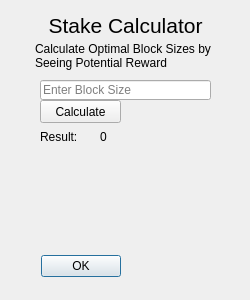
First picture: the form in src/qt/forms/calcdialog.ui, repository duality-solutions/Sequence, before the edit.
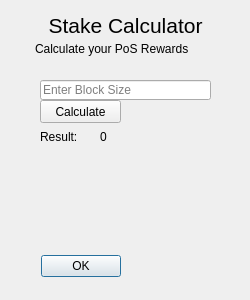
Second picture: the form after the edit.

Commit message: Adds staking profit calculation to calcdialog

```diff
--- a/src/qt/forms/calcdialog.ui
+++ b/src/qt/forms/calcdialog.ui
@@ -82,7 +82,7 @@
     <number>1</number>
    </property>
    <property name="text">
-    <string>Calculate Optimal Block Sizes by Seeing Potential Reward</string>
+    <string>Calculate your PoS Rewards</string>
    </property>
    <property name="alignment">
     <set>Qt::AlignLeading|Qt::AlignLeft|Qt::AlignTop</set>
```
Left out of the diff: 2 changed lines with no effect on the pictures. The commit also changes 1 other file.
